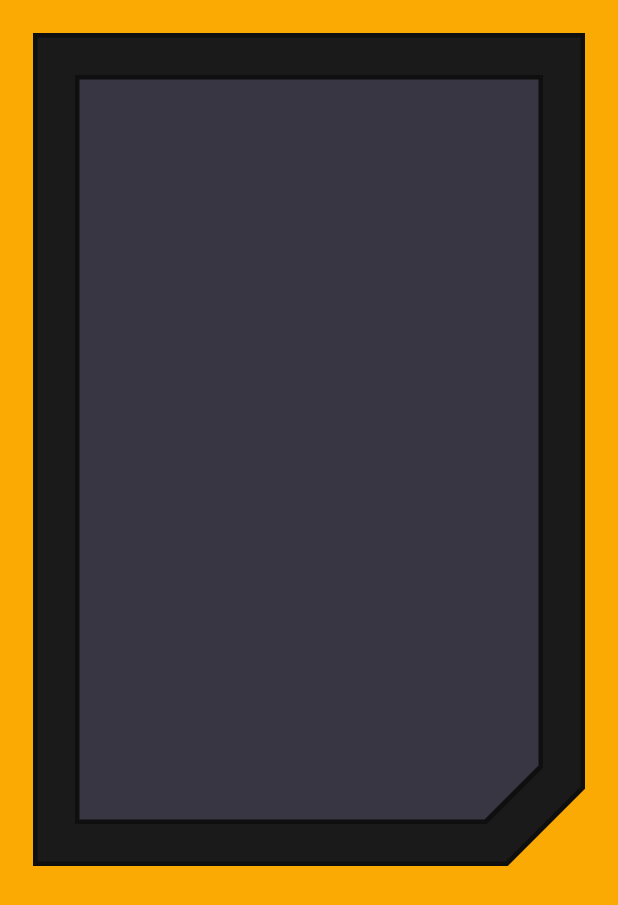
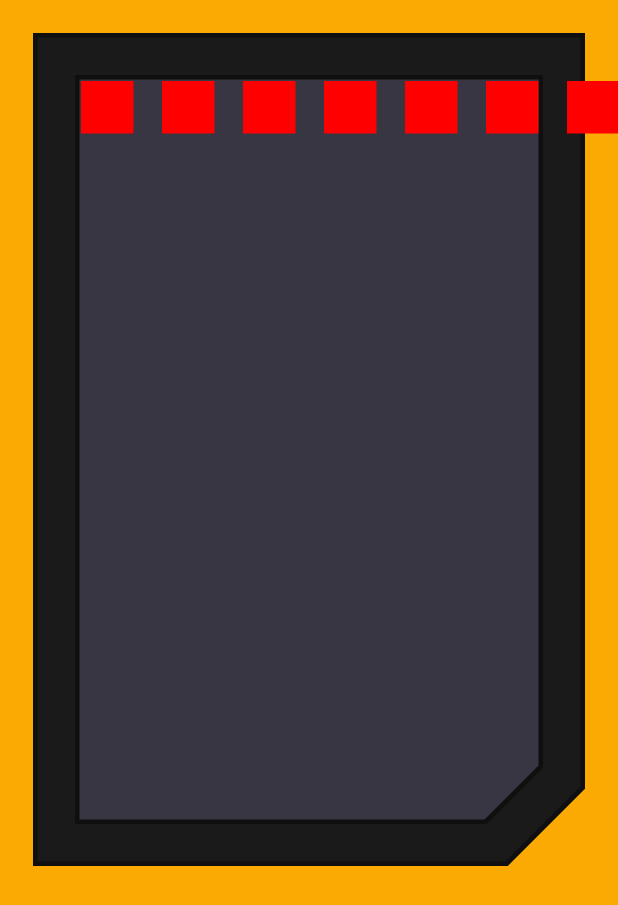
Before and after one commit to rozoomcool/android_tetris, an Android app built with Jetpack Compose: the screen it shows after launch (MainActivity), on a phone screen of 412 x 824 dp. Shown: the top 905 px of the screen. Run offline under Robolectric (Android 15) with nearby library versions, the phone set to English and light mode, and no system bars.

Commit message:
some corrects

```diff
--- a/app/src/main/java/com/example/tetris/MainActivity.kt
+++ b/app/src/main/java/com/example/tetris/MainActivity.kt
@@ -12,6 +12,8 @@ import androidx.compose.material3.Surface
 import androidx.compose.material3.Text
 import androidx.compose.runtime.Composable
 import androidx.compose.ui.Modifier
+import androidx.compose.ui.geometry.Offset
+import androidx.compose.ui.geometry.Size
 import androidx.compose.ui.graphics.Color
 import androidx.compose.ui.graphics.Path
 import androidx.compose.ui.graphics.drawscope.DrawScope
@@ -64,6 +66,7 @@ fun drawScreen(scope: DrawScope): DrawScope {
     val sizeX = 25.dp
     val sizeY = 25.dp
     val outline = 3.dp
+    val rectSize: Float
 
     val outlinePath: Path = Path()
     val innerOutlinePath: Path = Path()
@@ -71,37 +74,71 @@ fun drawScreen(scope: DrawScope): DrawScope {
     val pathTwo: Path = Path()
 
     return scope.apply {
-        drawPath(path=outlinePath.apply {
+        drawPath(path = outlinePath.apply {
+            rectSize = (size.width - (sizeX.toPx() * 2) - (outline.toPx() * 4)) / 10
+
             this.moveTo(sizeX.toPx() - outline.toPx(), sizeY.toPx() - outline.toPx())
             this.lineTo(size.width - sizeX.toPx() + outline.toPx(), sizeY.toPx() - outline.toPx())
-            this.lineTo(size.width - sizeX.toPx() + outline.toPx(), (size.height/3*2) - sizeY.toPx() + (outline.toPx()/2))
-            this.lineTo(size.width - sizeX.toPx() * 3 + (outline.toPx()/2), sizeY.toPx() + size.height/3*2 + outline.toPx())
-            this.lineTo(sizeX.toPx() - outline.toPx(), sizeY.toPx() + (size.height/3*2) + outline.toPx())
-        }, color=Color(0xFF0F0F0F))
+            this.lineTo(
+                size.width - sizeX.toPx() + outline.toPx(),
+                (size.height / 3 * 2) - sizeY.toPx() + (outline.toPx() / 2)
+            )
+            this.lineTo(
+                size.width - sizeX.toPx() * 3 + (outline.toPx() / 2),
+                sizeY.toPx() + size.height / 3 * 2 + outline.toPx()
+            )
+            this.lineTo(
+                sizeX.toPx() - outline.toPx(),
+                sizeY.toPx() + (size.height / 3 * 2) + outline.toPx()
+            )
+        }, color = Color(0xFF0F0F0F))
 
-        drawPath(path=borderPath.apply {
+        drawPath(path = borderPath.apply {
             this.moveTo(sizeX.toPx(), sizeY.toPx())
             this.lineTo(size.width - sizeX.toPx(), sizeY.toPx())
-            this.lineTo(size.width - sizeX.toPx(), (size.height/3*2) - sizeY.toPx())
-            this.lineTo(size.width - sizeX.toPx() * 3, sizeY.toPx() + size.height/3*2)
-            this.lineTo(sizeX.toPx(), sizeY.toPx() + (size.height/3*2))
-        }, color=Color(0xFF1A1A1A))
+            this.lineTo(size.width - sizeX.toPx(), (size.height / 3 * 2) - sizeY.toPx())
+            this.lineTo(size.width - sizeX.toPx() * 3, sizeY.toPx() + size.height / 3 * 2)
+            this.lineTo(sizeX.toPx(), sizeY.toPx() + (size.height / 3 * 2))
+        }, color = Color(0xFF1A1A1A))
 
-        drawPath(path=innerOutlinePath.apply {
+        drawPath(path = innerOutlinePath.apply {
             this.moveTo(sizeX.toPx() * 2, sizeY.toPx() * 2)
             this.lineTo(size.width - sizeX.toPx() * 2, sizeY.toPx() * 2)
-            this.lineTo(size.width - sizeX.toPx() * 2, (size.height/3*2) - (sizeY.toPx() * 1.5).toFloat())
-            this.lineTo(size.width - (sizeX.toPx() * 3.5).toFloat(), (size.height/3*2))
-            this.lineTo(sizeX.toPx() * 2, (size.height/3*2))
-        }, color=Color(0xFF0F0F0F))
+            this.lineTo(
+                size.width - sizeX.toPx() * 2,
+                (size.height / 3 * 2) - (sizeY.toPx() * 1.5).toFloat()
+            )
+            this.lineTo(size.width - (sizeX.toPx() * 3.5).toFloat(), (size.height / 3 * 2))
+            this.lineTo(sizeX.toPx() * 2, (size.height / 3 * 2))
+        }, color = Color(0xFF0F0F0F))
 
-        drawPath(path=pathTwo.apply {
+        drawPath(path = pathTwo.apply {
             this.moveTo(sizeX.toPx() * 2 + outline.toPx(), sizeY.toPx() * 2 + outline.toPx())
-            this.lineTo(size.width - sizeX.toPx() * 2 - outline.toPx(), sizeY.toPx() * 2 + outline.toPx())
-            this.lineTo(size.width - sizeX.toPx() * 2 - outline.toPx(), (size.height/3*2) - (sizeY.toPx() * 1.5).toFloat() - (outline.toPx()/2))
-            this.lineTo(size.width - (sizeX.toPx() * 3.5).toFloat() - (outline.toPx()/2), (size.height/3*2) - (outline.toPx()))
-            this.lineTo(sizeX.toPx() * 2 + outline.toPx(), (size.height/3*2) - outline.toPx())
-        }, color=Color(0xFF373642))
+            this.lineTo(
+                size.width - sizeX.toPx() * 2 - outline.toPx(),
+                sizeY.toPx() * 2 + outline.toPx()
+            )
+            this.lineTo(
+                size.width - sizeX.toPx() * 2 - outline.toPx(),
+                (size.height / 3 * 2) - (sizeY.toPx() * 1.5).toFloat() - (outline.toPx() / 2)
+            )
+            this.lineTo(
+                size.width - (sizeX.toPx() * 3.5).toFloat() - (outline.toPx() / 2),
+                (size.height / 3 * 2) - (outline.toPx())
+            )
+            this.lineTo(sizeX.toPx() * 2 + outline.toPx(), (size.height / 3 * 2) - outline.toPx())
+        }, color = Color(0xFF373642))
+
+        size.height / 3
+
+        repeat(10) {
+            drawRect(
+                Color.Red,
+                topLeft = Offset(x = 54.dp.toPx() * (it+1), 54.dp.toPx()),
+                size = Size(rectSize, rectSize)
+            )
+
+        }
     }
 }
 
```
